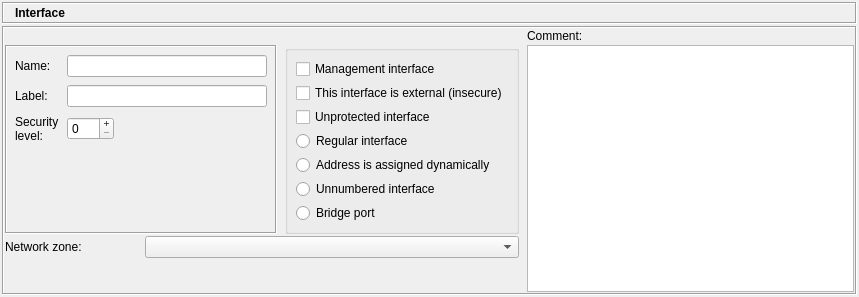
Old version of the form src/gui/interfacedialog_q.ui in the repository fwbuilder/fwbuilder.
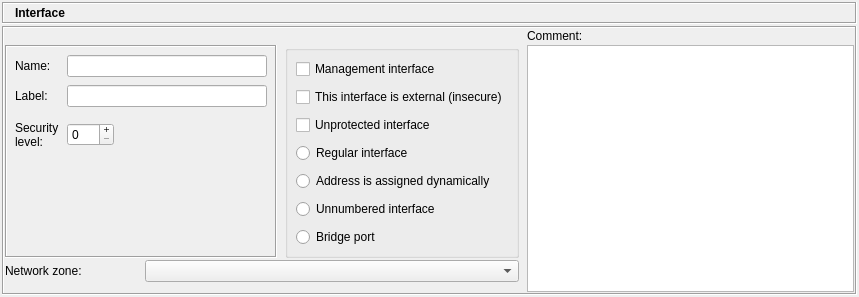
New version of the form. Icons and pictures are not drawn.

Commit message: dialog adjustments for Mac

```diff
--- a/src/gui/interfacedialog_q.ui
+++ b/src/gui/interfacedialog_q.ui
@@ -239,6 +239,18 @@
            </item>
            <item row="3" column="0" >
             <widget class="QLabel" name="seclevelLabel" >
+             <property name="sizePolicy" >
+              <sizepolicy vsizetype="Fixed" hsizetype="Preferred" >
+               <horstretch>0</horstretch>
+               <verstretch>0</verstretch>
+              </sizepolicy>
+             </property>
+             <property name="minimumSize" >
+              <size>
+               <width>0</width>
+               <height>40</height>
+              </size>
+             </property>
              <property name="text" >
               <string>Security
 level:</string>
@@ -355,7 +367,7 @@
             <number>1</number>
            </property>
            <property name="verticalSpacing" >
-            <number>4</number>
+            <number>8</number>
            </property>
            <item row="1" column="0" >
             <widget class="QCheckBox" name="ext" >
```
The commit also changes 1 other file.
